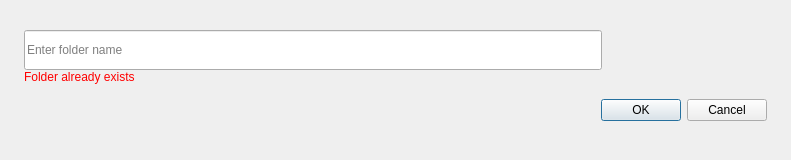
The window that src/gui/foldercreationdialog.ui (IONOS-Productivity/nc-desktop) describes before a commit, drawn with Qt 5.
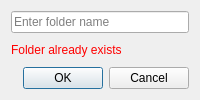
The same window after the commit.

Commit message: [SES-58] Used Layout, removed geometry

Diff of the .ui file:
```diff
--- a/src/gui/foldercreationdialog.ui
+++ b/src/gui/foldercreationdialog.ui
@@ -5,43 +5,21 @@
         <property name="windowTitle">
             <string>Create new folder</string>
         </property>
-        <widget class="QDialogButtonBox" name="buttonBox">
-            <property name="geometry">
-                <rect>
-                    <x>426</x>
-                    <y>90</y>
-                    <width>341</width>
-                    <height>40</height>
-                </rect>
-            </property>
-            <property name="orientation">
-                <enum>Qt::Horizontal</enum>
-            </property>
-            <property name="standardButtons">
-                <set>QDialogButtonBox::Cancel|QDialogButtonBox::Ok</set>
-            </property>
-        </widget>
+        <layout class="QVBoxLayout">
+            <item>
         <widget class="QLineEdit" name="newFolderNameEdit">
-            <property name="geometry">
-                <rect>
-                    <x>24</x>
-                    <y>30</y>
-                    <width>578</width>
-                    <height>40</height>
-                </rect>
-            </property>
             <property name="placeholderText">
                 <string>Enter folder name</string>
             </property>
         </widget>
+            </item>
+            <item>
         <widget class="QLabel" name="labelErrorMessage">
             <property name="enabled">
                 <bool>true</bool>
             </property>
             <property name="geometry">
                 <rect>
-                    <x>24</x>
-                    <y>69</y>
                     <width>321</width>
                     <height>16</height>
                 </rect>
@@ -53,8 +31,42 @@
                 <string>Folder already exists</string>
             </property>
         </widget>
-    </widget>
-    <resources/>
+            </item>
+            <item>
+                <layout class="QHBoxLayout">
+                    <item>
+                        <spacer>
+                            <property name="orientation">
+                                <enum>Qt::Horizontal</enum>
+                            </property>
+                            <property name="sizeType">
+                                <enum>QSizePolicy::Expanding</enum>
+                            </property>
+                            <property name="sizeHint" stdset="0">
+                                <size>
+                                    <width>0</width>
+                                    <height>0</height>
+                                </size>
+                            </property>
+                        </spacer>
+
+                    </item>
+                    <item>
+                        <widget class="QDialogButtonBox" name="buttonBox">
+                            <property name="orientation">
+                                <enum>Qt::Horizontal</enum>
+                            </property>
+                            <property name="standardButtons">
+                                <set>QDialogButtonBox::Cancel|QDialogButtonBox::Ok</set>
+                            </property>
+                        </widget>
+                    </item>
+                </layout>
+
+            </item>
+        </layout>
+    </widget>
+    <resources />
     <connections>
         <connection>
             <sender>buttonBox</sender>
```
Lines whose indentation alone changed are shown as unchanged.
